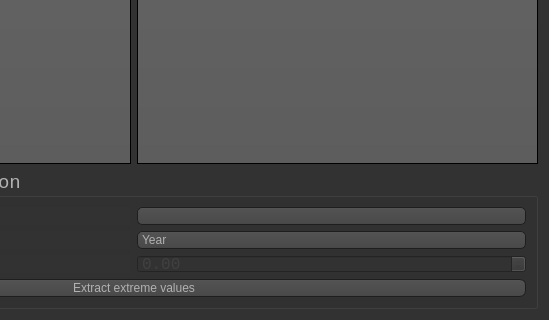
The window that QtGUI/BlockMaximaDialog.ui (georgebv/PyEVA) describes before a commit, drawn with Qt 5; both pictures show x 281 to 830 and y 175 to 495 of the 830 by 495 pixel window.
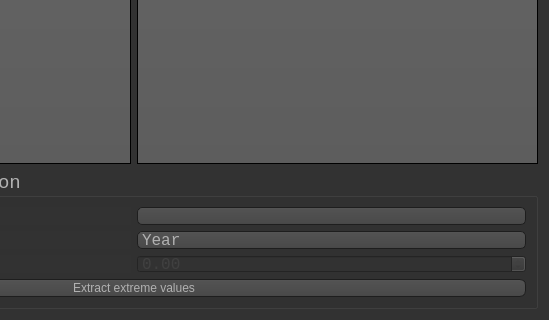
The same window after the commit. Icons and pictures are not drawn.

```diff
--- a/QtGUI/BlockMaximaDialog.ui
+++ b/QtGUI/BlockMaximaDialog.ui
@@ -594,6 +594,15 @@
       </item>
       <item row="1" column="1">
        <widget class="QComboBox" name="comboBox">
+        <property name="font">
+         <font>
+          <family>Lucida Console</family>
+          <pointsize>12</pointsize>
+         </font>
+        </property>
+        <property name="cursor">
+         <cursorShape>PointingHandCursor</cursorShape>
+        </property>
         <item>
          <property name="text">
           <string>Year</string>
```
Left out of the diff: 21 changed lines with no effect on the pictures.
